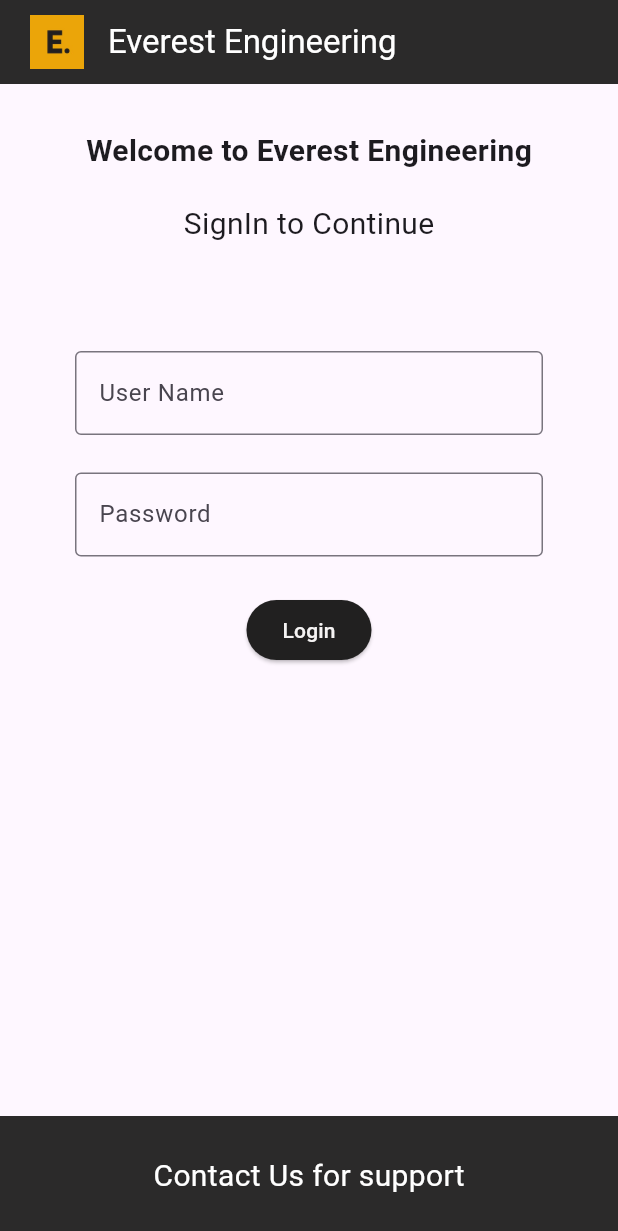
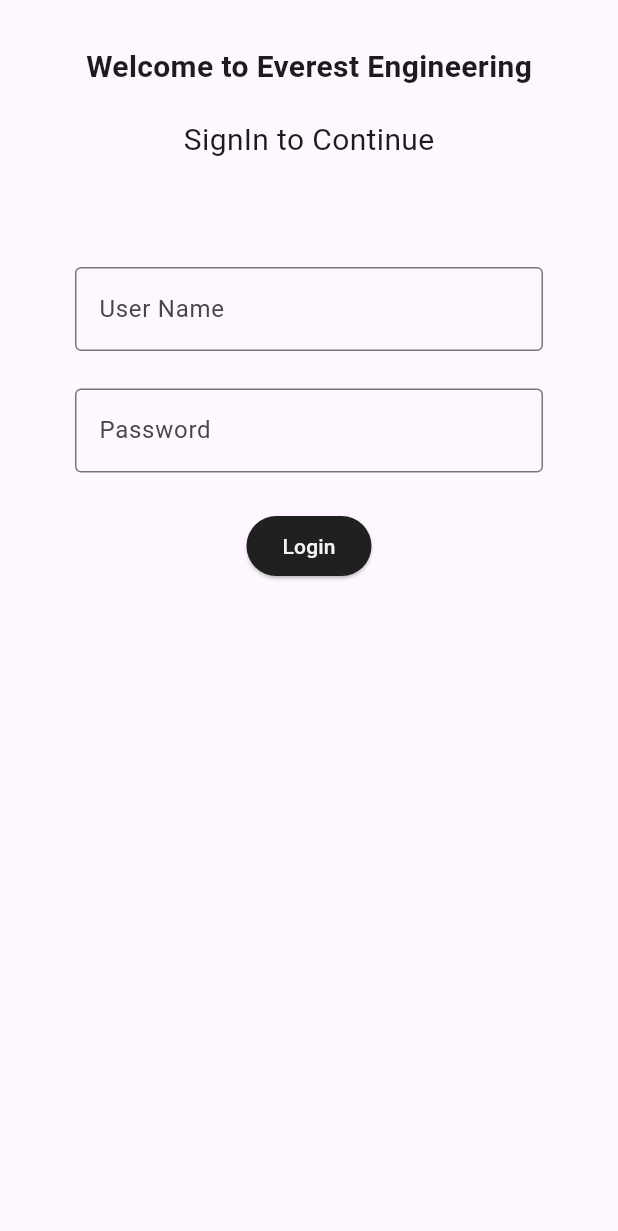
Before and after one commit to ChandanaThoti/everest-engineering-app, a Flutter app: the screen it shows after launch, on a phone screen of 412 x 824 dp. Shown: the top 1231 px of the screen. Run offline on Flutter 3.47's test engine with Material 3 defaults, Android fonts, the phone set to English and light mode, and no system bars.

Commit message:
Add welcome with debug mode false

```diff
--- a/lib/main.dart
+++ b/lib/main.dart
@@ -1,4 +1,5 @@
 import 'package:everest_engineering/widgets/welcome.dart';
+
 import 'package:flutter/material.dart';
 
 void main() {
@@ -12,30 +13,8 @@
   @override
   Widget build(BuildContext context) {
     return MaterialApp(
-      home: Scaffold(
-        appBar: AppBar(
-          leading: Padding(
-            padding: EdgeInsets.only(left: 20),
-            child: Image.asset("assets/images/everest_logo.jpeg"),
-          ),
-          title: Text(
-            "Everest Engineering",
-            style: TextStyle(color: Colors.white),
-            textDirection: TextDirection.rtl,
-          ),
-          backgroundColor: const Color.fromARGB(255, 43, 42, 42),
-        ),
-        body: Welcome(),
-        bottomNavigationBar: BottomAppBar(
-          color: const Color.fromARGB(255, 43, 42, 42),
-          child: Center(
-            child: Text(
-              "Contact Us for support",
-              style: TextStyle(fontSize: 20, color: Colors.white),
-            ),
-          ),
-        ),
-      ),
+      home: Scaffold(body: Welcome()),
+      debugShowCheckedModeBanner: false,
     );
   }
 }
```
